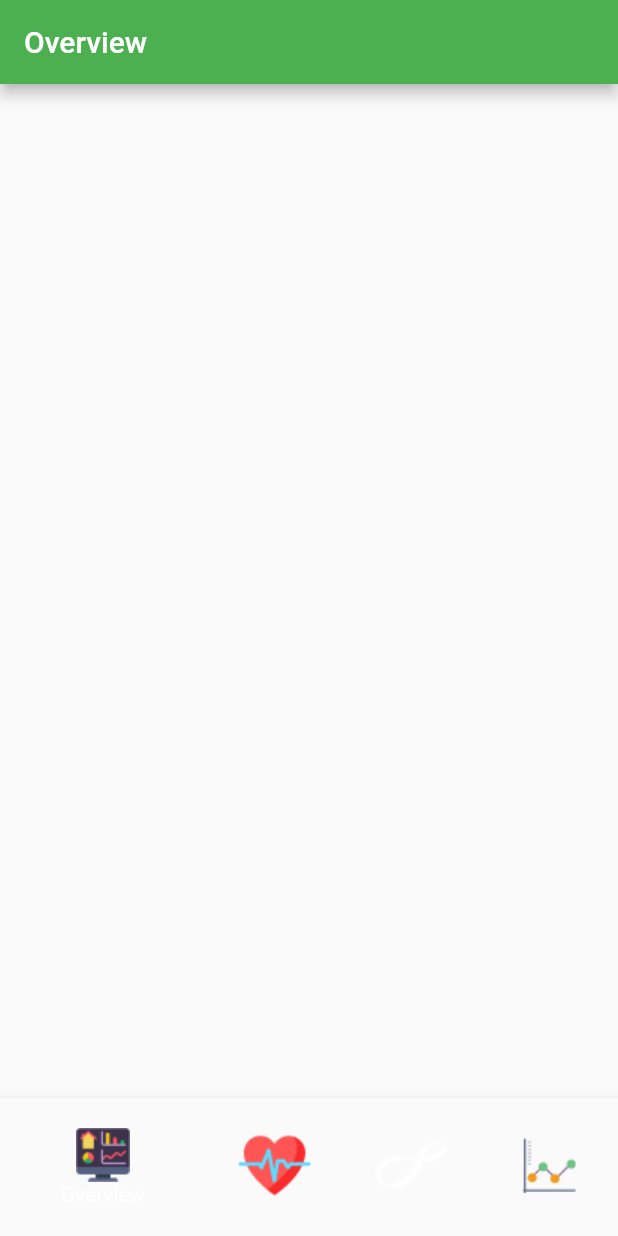
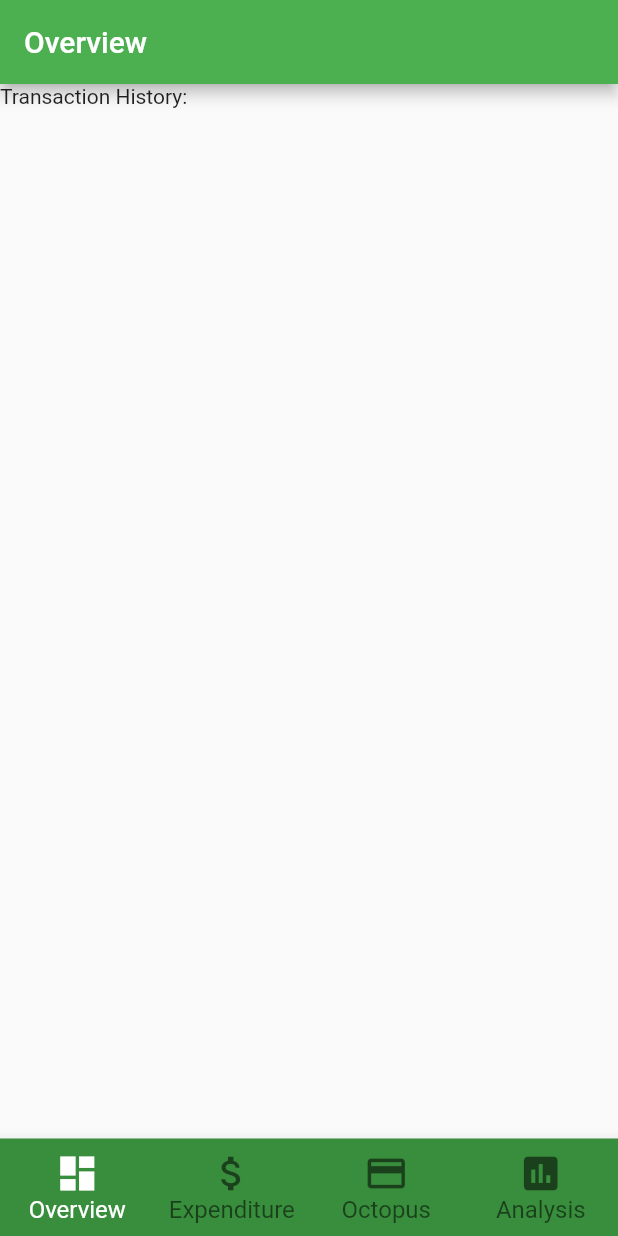
Before and after one commit to yousifm/vault, a Flutter app: the screen it shows after launch, on a phone screen of 412 x 824 dp. Run offline on Flutter 3.47's test engine with Material 2 defaults, Android fonts, the phone set to English and light mode, and no system bars.

Commit message:
Bottom Nav functionality

```diff
--- a/lib/main.dart
+++ b/lib/main.dart
@@ -1,6 +1,6 @@
 import 'package:flutter/material.dart';
+import 'package:vault/screens/home_screen.dart';
 
-import './screens/home_screen.dart';
 import './screens/analysis_screen.dart';
 import './screens/expenditure_screen.dart';
 import './screens/octopus_screen.dart';
@@ -18,7 +18,7 @@ class Vault extends StatelessWidget {
       theme: ThemeData(
         primarySwatch: Colors.green,
       ),
-      home: OverviewScreen(),
+      home: HomeScreen(),
       routes: {
         OverviewScreen.routeName: (ctx) => OverviewScreen(),
         ExpenditureScreen.routeName: (ctx) => ExpenditureScreen(),
--- a/lib/screens/home_screen.dart
+++ b/lib/screens/home_screen.dart
@@ -1,10 +1,40 @@
 import 'package:flutter/material.dart';
+import 'package:vault/screens/analysis_screen.dart';
+import 'package:vault/screens/expenditure_screen.dart';
+import 'package:vault/screens/octopus_screen.dart';
+import 'package:vault/screens/overview_screen.dart';
 
-class HomeScreen extends StatelessWidget {
+import '../widgets/bottom_nav.dart';
+
+class HomeScreen extends StatefulWidget {
+  @override
+  _HomeScreenState createState() => _HomeScreenState();
+}
+
+class _HomeScreenState extends State<HomeScreen> {
+  final List<Widget> widgets = [
+    OverviewScreen(),
+    ExpenditureScreen(),
+    OctopusScreen(),
+    AnalysisScreen()
+  ];
+
+  int _currentIndex = 0;
+
+  void onTap(int index) {
+    setState(() {
+      _currentIndex = index;
+    });
+  }
+
   @override
   Widget build(BuildContext context) {
     return Scaffold(
-      body: Container(),
+      body: IndexedStack(
+        index: _currentIndex,
+        children: widgets,
+      ),
+      bottomNavigationBar: BottomNav(onTap),
     );
   }
 }
--- a/lib/screens/overview_screen.dart
+++ b/lib/screens/overview_screen.dart
@@ -1,6 +1,4 @@
 import 'package:flutter/material.dart';
-
-import 'package:vault/widgets/bottom_nav.dart';
 
 class OverviewScreen extends StatelessWidget {
   static const routeName = '/overview';
@@ -11,8 +9,9 @@ class OverviewScreen extends StatelessWidget {
       appBar: AppBar(
         title: Text("Overview"),
       ),
-      body: Container(),
-      bottomNavigationBar: BottomNav(),
+      body: Column(
+        children: <Widget>[Text("Transaction History:")],
+      ),
     );
   }
 }
--- a/lib/widgets/bottom_nav.dart
+++ b/lib/widgets/bottom_nav.dart
@@ -1,32 +1,57 @@
 import 'package:flutter/material.dart';
+import 'package:vault/screens/analysis_screen.dart';
+import 'package:vault/screens/expenditure_screen.dart';
+import 'package:vault/screens/octopus_screen.dart';
+import 'package:vault/screens/overview_screen.dart';
 
 class BottomNav extends StatefulWidget {
+  final Function onTap;
+
+  BottomNav(this.onTap);
+
   @override
   _BottomNavState createState() => _BottomNavState();
 }
 
 class _BottomNavState extends State<BottomNav> {
+  int index = 0;
+
+  onTap(int index) {
+    setState(() {
+      this.index = index;
+    });
+  }
+
   @override
   Widget build(BuildContext context) {
-    return BottomNavigationBar(
-      elevation: 5,
-      backgroundColor: Colors.red,
+    return Theme(
+        data: Theme.of(context)
+            .copyWith(canvasColor: Theme.of(context).primaryColorDark),
+        child: BottomNavigationBar(
+          type: BottomNavigationBarType.fixed,
+          iconSize: 30,
+          selectedItemColor: Colors.white,
+          selectedIconTheme: IconThemeData(color: Colors.white),
+          unselectedFontSize: 16,
+          selectedFontSize: 16,
+          onTap: (int index) {
+            widget.onTap(index);
+            onTap(index);
+          },
+          currentIndex: index,
           items: [
             BottomNavigationBarItem(
-            title: Text("Overview"),
-            icon: Image.asset('assets/icons/overview_icon.png')),
+                title: Text("Overview"), icon: Icon(Icons.dashboard)),
             BottomNavigationBarItem(
-            title: Text("Expenditure"),
-            icon: Image.asset('assets/icons/expenditure_icon.png')),
+                title: Text("Expenditure"), icon: Icon(Icons.attach_money)),
             BottomNavigationBarItem(
                 title: Text(
                   "Octopus",
                 ),
-            icon: Image.asset('assets/icons/octopus_icon.png')),
+                icon: Icon(Icons.credit_card)),
             BottomNavigationBarItem(
-            title: Text("Analysis"),
-            icon: Image.asset('assets/icons/analysis_icon.png')),
+                title: Text("Analysis"), icon: Icon(Icons.insert_chart))
           ],
-    );
+        ));
   }
 }
```
Lines whose indentation alone changed are shown as unchanged.
